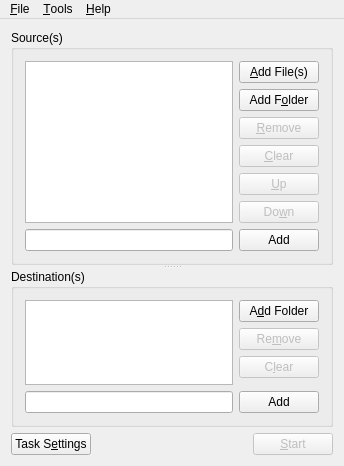
danielhuang2005/MultiCopy, file GUI/Forms/MultiCopyForm.ui: the form before one commit.
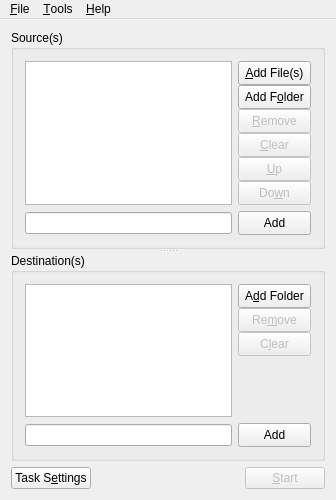
The form after the commit. Icons and pictures are not drawn. Custom widgets are drawn as their Qt base class.

Commit message: MultiCopy 2.1.0 RTM

The edit to the form file:
```diff
--- a/GUI/Forms/MultiCopyForm.ui
+++ b/GUI/Forms/MultiCopyForm.ui
@@ -6,8 +6,8 @@
    <rect>
     <x>0</x>
     <y>0</y>
-    <width>344</width>
-    <height>466</height>
+    <width>336</width>
+    <height>500</height>
    </rect>
   </property>
   <property name="windowTitle">
@@ -41,38 +41,120 @@
         </item>
         <item row="0" column="1">
          <layout class="QVBoxLayout" name="verticalLayout">
+          <property name="spacing">
+           <number>0</number>
+          </property>
+          <property name="sizeConstraint">
+           <enum>QLayout::SetMaximumSize</enum>
+          </property>
           <item>
-           <widget class="QPushButton" name="SrcAddFile">
+           <widget class="QToolButton" name="SrcAddFile">
+            <property name="sizePolicy">
+             <sizepolicy hsizetype="Minimum" vsizetype="Fixed">
+              <horstretch>0</horstretch>
+              <verstretch>0</verstretch>
+             </sizepolicy>
+            </property>
+            <property name="minimumSize">
+             <size>
+              <width>0</width>
+              <height>24</height>
+             </size>
+            </property>
             <property name="text">
              <string>&amp;Add File(s)</string>
             </property>
+            <property name="icon">
+             <iconset resource="Resources.qrc">
+              <normaloff>:/AddFile_16x16</normaloff>:/AddFile_16x16</iconset>
+            </property>
+            <property name="toolButtonStyle">
+             <enum>Qt::ToolButtonTextBesideIcon</enum>
+            </property>
            </widget>
           </item>
           <item>
-           <widget class="QPushButton" name="SrcAddFolder">
+           <widget class="QToolButton" name="SrcAddFolder">
+            <property name="sizePolicy">
+             <sizepolicy hsizetype="Minimum" vsizetype="Fixed">
+              <horstretch>0</horstretch>
+              <verstretch>0</verstretch>
+             </sizepolicy>
+            </property>
+            <property name="minimumSize">
+             <size>
+              <width>0</width>
+              <height>24</height>
+             </size>
+            </property>
             <property name="text">
              <string>Add F&amp;older</string>
             </property>
+            <property name="icon">
+             <iconset resource="Resources.qrc">
+              <normaloff>:/AddFolder_16x16</normaloff>:/AddFolder_16x16</iconset>
+            </property>
+            <property name="toolButtonStyle">
+             <enum>Qt::ToolButtonTextBesideIcon</enum>
+            </property>
            </widget>
           </item>
           <item>
-           <widget class="QPushButton" name="SrcRemove">
+           <widget class="QToolButton" name="SrcRemove">
             <property name="enabled">
              <bool>false</bool>
             </property>
+            <property name="sizePolicy">
+             <sizepolicy hsizetype="Minimum" vsizetype="Fixed">
+              <horstretch>0</horstretch>
+              <verstretch>0</verstretch>
+             </sizepolicy>
+            </property>
+            <property name="minimumSize">
+             <size>
+              <width>0</width>
+              <height>24</height>
+             </size>
+            </property>
             <property name="text">
              <string>&amp;Remove</string>
             </property>
+            <property name="icon">
+             <iconset resource="Resources.qrc">
+              <normaloff>:/Delete_16x16</normaloff>:/Delete_16x16</iconset>
+            </property>
+            <property name="toolButtonStyle">
+             <enum>Qt::ToolButtonTextBesideIcon</enum>
+            </property>
            </widget>
           </item>
           <item>
-           <widget class="QPushButton" name="SrcClear">
+           <widget class="QToolButton" name="SrcClear">
             <property name="enabled">
              <bool>false</bool>
             </property>
+            <property name="sizePolicy">
+             <sizepolicy hsizetype="Minimum" vsizetype="Fixed">
+              <horstretch>0</horstretch>
+              <verstretch>0</verstretch>
+             </sizepolicy>
+            </property>
+            <property name="minimumSize">
+             <size>
+              <width>0</width>
+              <height>24</height>
+             </size>
+            </property>
             <property name="text">
              <string>&amp;Clear</string>
             </property>
+            <property name="icon">
+             <iconset resource="Resources.qrc">
+              <normaloff>:/Clear_16x16</normaloff>:/Clear_16x16</iconset>
+            </property>
+            <property name="toolButtonStyle">
+             <enum>Qt::ToolButtonTextBesideIcon</enum>
+            </property>
            </widget>
           </item>
           <item>
@@ -89,23 +171,61 @@
            </spacer>
           </item>
           <item>
-           <widget class="QPushButton" name="SrcUp">
+           <widget class="QToolButton" name="SrcUp">
             <property name="enabled">
              <bool>false</bool>
             </property>
+            <property name="sizePolicy">
+             <sizepolicy hsizetype="Minimum" vsizetype="Fixed">
+              <horstretch>0</horstretch>
+              <verstretch>0</verstretch>
+             </sizepolicy>
+            </property>
+            <property name="minimumSize">
+             <size>
+              <width>0</width>
+              <height>24</height>
+             </size>
+            </property>
             <property name="text">
              <string>&amp;Up</string>
             </property>
+            <property name="icon">
+             <iconset resource="Resources.qrc">
+              <normaloff>:/ArrowUp_16x16</normaloff>:/ArrowUp_16x16</iconset>
+            </property>
+            <property name="toolButtonStyle">
+             <enum>Qt::ToolButtonTextBesideIcon</enum>
+            </property>
            </widget>
           </item>
           <item>
-           <widget class="QPushButton" name="SrcDown">
+           <widget class="QToolButton" name="SrcDown">
             <property name="enabled">
              <bool>false</bool>
             </property>
+            <property name="sizePolicy">
+             <sizepolicy hsizetype="Minimum" vsizetype="Fixed">
+              <horstretch>0</horstretch>
+              <verstretch>0</verstretch>
+             </sizepolicy>
+            </property>
+            <property name="minimumSize">
+             <size>
+              <width>0</width>
+              <height>24</height>
+             </size>
+            </property>
             <property name="text">
              <string>Do&amp;wn</string>
             </property>
+            <property name="icon">
+             <iconset resource="Resources.qrc">
+              <normaloff>:/ArrowDown_16x16</normaloff>:/ArrowDown_16x16</iconset>
+            </property>
+            <property name="toolButtonStyle">
+             <enum>Qt::ToolButtonTextBesideIcon</enum>
+            </property>
            </widget>
           </item>
          </layout>
@@ -114,10 +234,29 @@
          <widget class="QLineEdit" name="SrcCustom"/>
         </item>
         <item row="1" column="1">
-         <widget class="QPushButton" name="SrcAddCustom">
+         <widget class="QToolButton" name="SrcAddCustom">
+          <property name="sizePolicy">
+           <sizepolicy hsizetype="Minimum" vsizetype="Fixed">
+            <horstretch>0</horstretch>
+            <verstretch>0</verstretch>
+           </sizepolicy>
+          </property>
+          <property name="minimumSize">
+           <size>
+            <width>0</width>
+            <height>24</height>
+           </size>
+          </property>
           <property name="text">
            <string>Add</string>
           </property>
+          <property name="icon">
+           <iconset resource="Resources.qrc">
+            <normaloff>:/Add_16x16</normaloff>:/Add_16x16</iconset>
+          </property>
+          <property name="toolButtonStyle">
+           <enum>Qt::ToolButtonTextBesideIcon</enum>
+          </property>
          </widget>
         </item>
        </layout>
@@ -136,31 +275,91 @@
         </item>
         <item row="0" column="1">
          <layout class="QVBoxLayout" name="verticalLayout_2">
+          <property name="spacing">
+           <number>0</number>
+          </property>
           <item>
-           <widget class="QPushButton" name="DestAddFolder">
+           <widget class="QToolButton" name="DestAddFolder">
+            <property name="sizePolicy">
+             <sizepolicy hsizetype="Minimum" vsizetype="Fixed">
+              <horstretch>0</horstretch>
+              <verstretch>0</verstretch>
+             </sizepolicy>
+            </property>
+            <property name="minimumSize">
+             <size>
+              <width>0</width>
+              <height>24</height>
+             </size>
+            </property>
             <property name="text">
              <string>A&amp;dd Folder</string>
             </property>
+            <property name="icon">
+             <iconset resource="Resources.qrc">
+              <normaloff>:/AddFolder_16x16</normaloff>:/AddFolder_16x16</iconset>
+            </property>
+            <property name="toolButtonStyle">
+             <enum>Qt::ToolButtonTextBesideIcon</enum>
+            </property>
            </widget>
           </item>
           <item>
-           <widget class="QPushButton" name="DestRemove">
+           <widget class="QToolButton" name="DestRemove">
             <property name="enabled">
              <bool>false</bool>
             </property>
+            <property name="sizePolicy">
+             <sizepolicy hsizetype="Minimum" vsizetype="Fixed">
+              <horstretch>0</horstretch>
+              <verstretch>0</verstretch>
+             </sizepolicy>
+            </property>
+            <property name="minimumSize">
+             <size>
+              <width>0</width>
+              <height>24</height>
+             </size>
+            </property>
             <property name="text">
              <string>Re&amp;move</string>
             </property>
+            <property name="icon">
+             <iconset resource="Resources.qrc">
+              <normaloff>:/Delete_16x16</normaloff>:/Delete_16x16</iconset>
+            </property>
+            <property name="toolButtonStyle">
+             <enum>Qt::ToolButtonTextBesideIcon</enum>
+            </property>
            </widget>
           </item>
           <item>
-           <widget class="QPushButton" name="DestClear">
+           <widget class="QToolButton" name="DestClear">
             <property name="enabled">
              <bool>false</bool>
             </property>
+            <property name="sizePolicy">
+             <sizepolicy hsizetype="Minimum" vsizetype="Fixed">
+              <horstretch>0</horstretch>
+              <verstretch>0</verstretch>
+             </sizepolicy>
+            </property>
+            <property name="minimumSize">
+             <size>
+              <width>0</width>
+              <height>24</height>
+             </size>
+            </property>
             <property name="text">
              <string>C&amp;lear</string>
             </property>
+            <property name="icon">
+             <iconset resource="Resources.qrc">
+              <normaloff>:/Clear_16x16</normaloff>:/Clear_16x16</iconset>
+            </property>
+            <property name="toolButtonStyle">
+             <enum>Qt::ToolButtonTextBesideIcon</enum>
+            </property>
            </widget>
           </item>
           <item>
@@ -182,10 +381,29 @@
          <widget class="QLineEdit" name="DestCustom"/>
         </item>
         <item row="1" column="1">
-         <widget class="QPushButton" name="DestAddCustom">
+         <widget class="QToolButton" name="DestAddCustom">
+          <property name="sizePolicy">
+           <sizepolicy hsizetype="Minimum" vsizetype="Fixed">
+            <horstretch>0</horstretch>
+            <verstretch>0</verstretch>
+           </sizepolicy>
+          </property>
+          <property name="minimumSize">
+           <size>
+            <width>0</width>
+            <height>24</height>
+           </size>
+          </property>
           <property name="text">
            <string>Add</string>
           </property>
+          <property name="icon">
+           <iconset resource="Resources.qrc">
+            <normaloff>:/Add_16x16</normaloff>:/Add_16x16</iconset>
+          </property>
+          <property name="toolButtonStyle">
+           <enum>Qt::ToolButtonTextBesideIcon</enum>
+          </property>
          </widget>
         </item>
        </layout>
@@ -233,7 +451,7 @@
     <rect>
      <x>0</x>
      <y>0</y>
-     <width>344</width>
+     <width>336</width>
      <height>21</height>
     </rect>
    </property>
```
Left out of the diff: 148 changed lines with no effect on the pictures. The commit also changes 68 other files.
